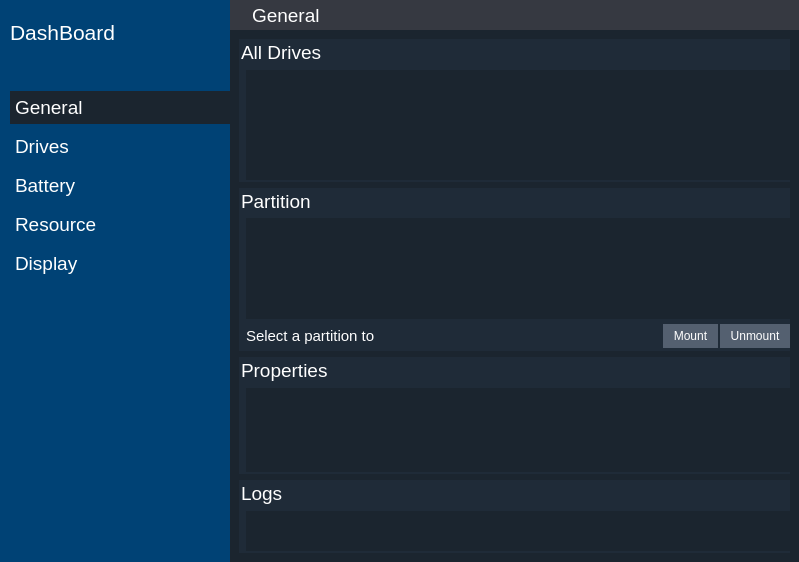
This is dashboard/dashboard.ui in rahmanshaber/corebox as Qt 5 draws it before an edit. The edited form follows.
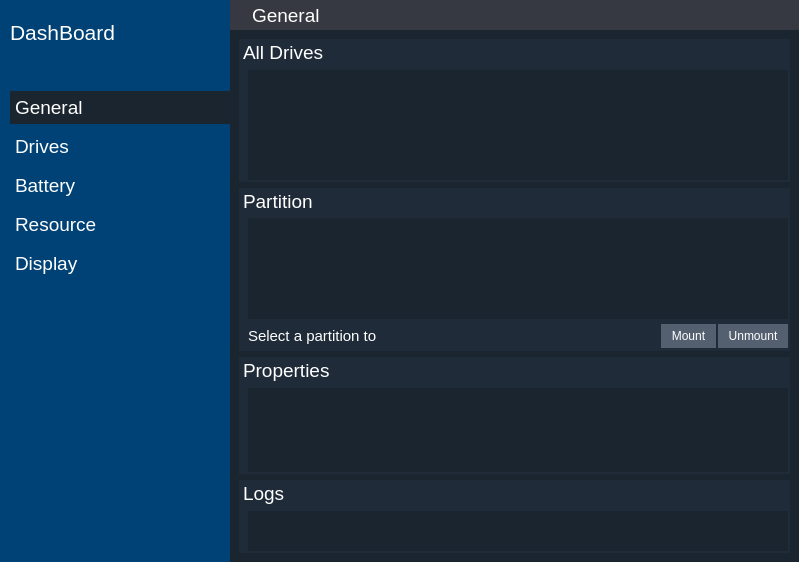
This is the edited form. The open tabs and pages were chosen to show the change. Icons and pictures are not drawn.

Diff of the .ui file:
```diff
--- a/dashboard/dashboard.ui
+++ b/dashboard/dashboard.ui
@@ -474,13 +474,13 @@
          </property>
          <layout class="QGridLayout" name="gridLayout_4">
           <property name="leftMargin">
-           <number>2</number>
+           <number>4</number>
           </property>
           <property name="topMargin">
            <number>2</number>
           </property>
           <property name="rightMargin">
-           <number>0</number>
+           <number>2</number>
           </property>
           <property name="bottomMargin">
            <number>2</number>
@@ -581,13 +581,13 @@
          </property>
          <layout class="QGridLayout" name="gridLayout">
           <property name="leftMargin">
-           <number>2</number>
+           <number>4</number>
           </property>
           <property name="topMargin">
            <number>2</number>
           </property>
           <property name="rightMargin">
-           <number>0</number>
+           <number>2</number>
           </property>
           <property name="bottomMargin">
            <number>3</number>
@@ -748,13 +748,13 @@
          </property>
          <layout class="QGridLayout" name="gridLayout_5">
           <property name="leftMargin">
-           <number>2</number>
+           <number>4</number>
           </property>
           <property name="topMargin">
            <number>2</number>
           </property>
           <property name="rightMargin">
-           <number>0</number>
+           <number>2</number>
           </property>
           <property name="bottomMargin">
            <number>2</number>
@@ -819,13 +819,13 @@
          </property>
          <layout class="QGridLayout" name="gridLayout_6">
           <property name="leftMargin">
-           <number>2</number>
+           <number>4</number>
           </property>
           <property name="topMargin">
            <number>2</number>
           </property>
           <property name="rightMargin">
-           <number>0</number>
+           <number>2</number>
           </property>
           <property name="bottomMargin">
            <number>2</number>
```
Left out of the diff: 4 changed lines with no effect on the pictures.
